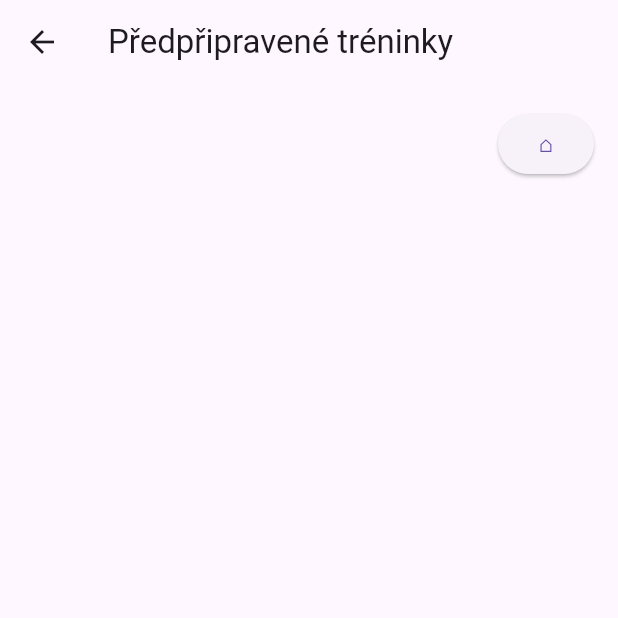
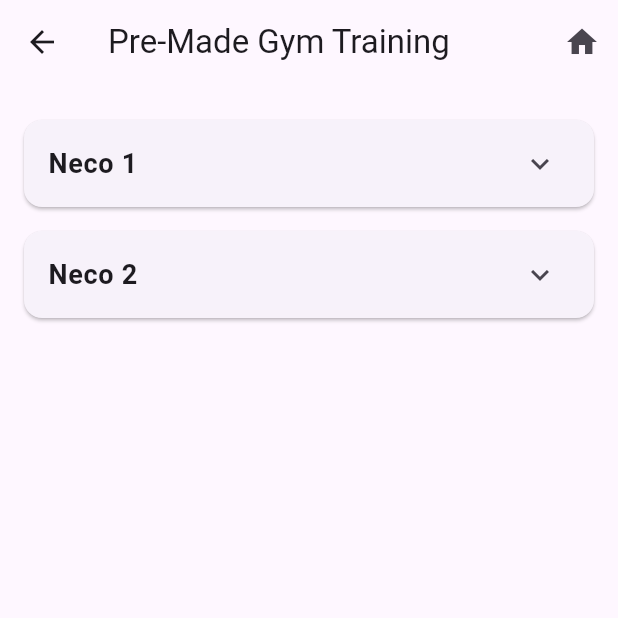
Before and after one commit to hejci/FinalniProjekt, a Flutter app: the PreMadeGymTraining screen opened by its route, on a phone screen of 412 x 824 dp, the top half of it. Run offline on Flutter 3.47's test engine with Material 3 defaults, Android fonts, the phone set to English and light mode, and no system bars; missing offline and left inert: flutter_emoji.

Commit message:
Premade treninky

```diff
--- a/lib/main.dart
+++ b/lib/main.dart
@@ -13,8 +13,8 @@ void main() {
     routes: {
       '/outdoorTraining': (context) => const OutdoorTrainingScreen(),
       '/gymTraining': (context) => const GymTrainingScreen(),
-      '/PreMadeOutdoorTraining': (context) => const PreMadeOutdoorTraining(),
-      '/PreMadeGymTraining': (context) => const PreMadeGymTraining(),
+      '/PreMadeOutdoorTraining': (context) => PreMadeOutdoorTraining(),
+      '/PreMadeGymTraining': (context) =>  PreMadeGymTraining(),
       '/FullListOutdoorTraining': (context) => const FullListOutdoorTraining(),
       '/FullListGymTraining': (context) => const FullListGymTraining(),
     },
@@ -195,70 +195,223 @@ class GymTrainingScreen extends StatelessWidget {
   }
 }
 
+class WorkoutPlan {
+  final String name;
+  final Map<String, List<String>> sections; // e.g., "Warm-Up": ["Exercise 1", "Exercise 2"]
+
+  WorkoutPlan({
+    required this.name,
+    required this.sections,
+  });
+}
+
 
 // Advanced Outdoor Training Screen
 class PreMadeOutdoorTraining extends StatelessWidget {
-  const PreMadeOutdoorTraining({super.key});
-
   @override
   Widget build(BuildContext context) {
+    final List<WorkoutPlan> workoutPlans = [
+      WorkoutPlan(
+        name: "Random 1",
+        sections: {
+          "Warm-Up": ["Jumping Jacks - 3 min", "Dynamic Stretching - 5 min"],
+          "Main Workout": [
+            "Push-Ups - 3 sets of 12 reps",
+            "Bodyweight Squats - 3 sets of 15 reps",
+            "Plank - 3 sets of 30 seconds"
+          ],
+          "Cool-Down": ["Static Stretching - 5 min"],
+        },
+      ),
+      WorkoutPlan(
+        name: "Random 2",
+        sections: {
+          "Warm-Up": ["Light Jog - 5 min", "Dynamic Stretching - 5 min"],
+          "Main Workout": [
+            "Mountain Climbers - 4 sets of 30 seconds",
+            "Burpees - 3 sets of 10 reps",
+            "Jump Squats - 3 sets of 12 reps"
+          ],
+          "Cool-Down": ["Static Stretching - 5 min"],
+        },
+      ),
+    ];
+
     return Scaffold(
-      appBar: AppBar(title: const Text("Předpřipravené tréninky")),
-      body: Stack(
-        children: [
-          // Back to home button
-          Positioned(
-            top: 16.0,
-            right: 16.0,
-            child: ElevatedButton(
-              style: ElevatedButton.styleFrom(
-                padding: const EdgeInsets.symmetric(horizontal: 10.0, vertical: 5.0),
-                textStyle: const TextStyle(fontSize: 12.0),
-              ),
-              onPressed: () {
-                Navigator.pushNamed(context, '/');
-              },
-              child: const Text("⌂"),
-            ),
+      appBar: AppBar(
+        title: const Text("Pre-Made Outdoor Training"),
+        actions: [
+          IconButton(
+            icon: const Icon(Icons.home),
+            onPressed: () => Navigator.pushNamed(context, '/'),
           ),
         ],
       ),
+      body: ListView.builder(
+        padding: const EdgeInsets.all(16.0),
+        itemCount: workoutPlans.length,
+        itemBuilder: (context, index) {
+          final workout = workoutPlans[index];
+          return _buildWorkoutCard(context, workout);
+        },
+      ),
     );
+  }
 
-  }
-}
-
-
-// Advanced Gym Training Screen
-class PreMadeGymTraining extends StatelessWidget {
-  const PreMadeGymTraining({super.key});
-
-  @override
-  Widget build(BuildContext context) {
-    return Scaffold(
-      appBar: AppBar(title: const Text("Předpřipravené tréninky")),
-      body: Stack(
+  Widget _buildWorkoutCard(BuildContext context, WorkoutPlan workout) {
+    return Card(
+      margin: const EdgeInsets.symmetric(vertical: 8.0),
+      shape: RoundedRectangleBorder(borderRadius: BorderRadius.circular(12.0)),
+      child: ExpansionTile(
+        title: Text(
+          workout.name,
+          style: const TextStyle(fontSize: 18.0, fontWeight: FontWeight.bold),
+        ),
         children: [
-          // Back to home button
-          Positioned(
-            top: 16.0,
-            right: 16.0,
-            child: ElevatedButton(
-              style: ElevatedButton.styleFrom(
-                padding: const EdgeInsets.symmetric(horizontal: 10.0, vertical: 5.0),
-                textStyle: const TextStyle(fontSize: 12.0),
+          Column(
+            children: workout.sections.entries.map((entry) {
+              return ListTile(
+                title: Text(entry.key,
+                    style: const TextStyle(fontWeight: FontWeight.bold)),
+                subtitle: Column(
+                  crossAxisAlignment: CrossAxisAlignment.start,
+                  children: entry.value
+                      .map((exercise) => Text("- $exercise"))
+                      .toList(),
+                ),
+              );
+            }).toList(),
+          ),
+          const Divider(),
+          Row(
+            mainAxisAlignment: MainAxisAlignment.spaceBetween,
+            children: [
+              TextButton.icon(
+                onPressed: () {
+                  // Bookmark logic
+                },
+                icon: const Icon(Icons.bookmark_outline),
+                label: const Text("Bookmark"),
               ),
-              onPressed: () {
-                Navigator.pushNamed(context, '/');
-              },
-              child: const Text("⌂"),
-            ),
+              ElevatedButton.icon(
+                onPressed: () {
+                  // Start workout logic
+                },
+                icon: const Icon(Icons.play_arrow),
+                label: const Text("Start Workout"),
+              ),
+            ],
           ),
         ],
       ),
     );
   }
 }
+
+
+
+// Advanced Gym Training Screen
+class PreMadeGymTraining extends StatelessWidget {
+  @override
+  Widget build(BuildContext context) {
+    final List<WorkoutPlan> workoutPlans = [
+      WorkoutPlan(
+        name: "Neco 1",
+        sections: {
+          "Warm-Up": ["Treadmill - 5 min", "Dynamic Stretching - 5 min"],
+          "Main Workout": [
+            "Bench Press - 3 sets of 10 reps",
+            "Leg Press - 3 sets of 12 reps",
+            "Seated Rows - 3 sets of 15 reps"
+          ],
+          "Cool-Down": ["Static Stretching - 5 min"],
+        },
+      ),
+      WorkoutPlan(
+        name: "Neco 2",
+        sections: {
+          "Warm-Up": ["Bike - 5 min", "Dynamic Stretching - 5 min"],
+          "Main Workout": [
+            "Deadlifts - 3 sets of 8 reps",
+            "Squats - 3 sets of 10 reps",
+            "Overhead Press - 3 sets of 12 reps"
+          ],
+          "Cool-Down": ["Foam Rolling - 5 min"],
+        },
+      ),
+    ];
+
+    return Scaffold(
+      appBar: AppBar(
+        title: const Text("Pre-Made Gym Training"),
+        actions: [
+          IconButton(
+            icon: const Icon(Icons.home),
+            onPressed: () => Navigator.pushNamed(context, '/'),
+          ),
+        ],
+      ),
+      body: ListView.builder(
+        padding: const EdgeInsets.all(16.0),
+        itemCount: workoutPlans.length,
+        itemBuilder: (context, index) {
+          final workout = workoutPlans[index];
+          return _buildWorkoutCard(context, workout);
+        },
+      ),
+    );
+  }
+
+  Widget _buildWorkoutCard(BuildContext context, WorkoutPlan workout) {
+    return Card(
+      margin: const EdgeInsets.symmetric(vertical: 8.0),
+      shape: RoundedRectangleBorder(borderRadius: BorderRadius.circular(12.0)),
+      child: ExpansionTile(
+        title: Text(
+          workout.name,
+          style: const TextStyle(fontSize: 18.0, fontWeight: FontWeight.bold),
+        ),
+        children: [
+          Column(
+            children: workout.sections.entries.map((entry) {
+              return ListTile(
+                title: Text(entry.key,
+                    style: const TextStyle(fontWeight: FontWeight.bold)),
+                subtitle: Column(
+                  crossAxisAlignment: CrossAxisAlignment.start,
+                  children: entry.value
+                      .map((exercise) => Text("- $exercise"))
+                      .toList(),
+                ),
+              );
+            }).toList(),
+          ),
+          const Divider(),
+          Row(
+            mainAxisAlignment: MainAxisAlignment.spaceBetween,
+            children: [
+              TextButton.icon(
+                onPressed: () {
+                  // Bookmark logic
+                },
+                icon: const Icon(Icons.bookmark_outline),
+                label: const Text("Bookmark"),
+              ),
+              ElevatedButton.icon(
+                onPressed: () {
+                  // Start workout logic
+                },
+                icon: const Icon(Icons.play_arrow),
+                label: const Text("Start Workout"),
+              ),
+            ],
+          ),
+        ],
+      ),
+    );
+  }
+}
+
 
 // Intermediate Outdoor Training Screen
 class FullListOutdoorTraining extends StatelessWidget {
```
